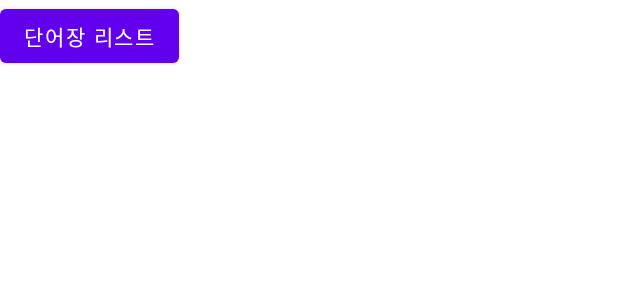
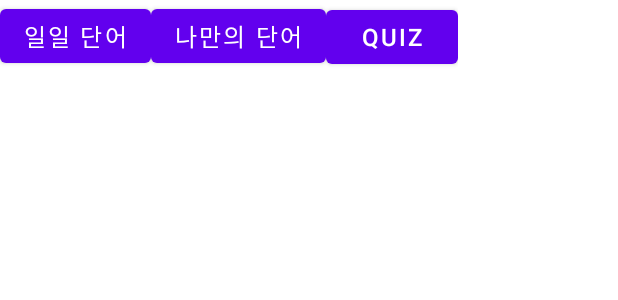
Before and after one commit to DahyeLee2232/WordDB, an Android app: the layout activity_wwmain.xml on its own in the app's theme, with its tools: preview values and no code run, on a phone screen of 412 x 824 dp. Shown: the top 300 px of the screen. Run offline under Robolectric (Android 15) with nearby library versions, the phone set to English and light mode, and no system bars.

Commit message:
Update activity_wwmain.xml

```diff
--- a/app/src/main/res/layout/activity_wwmain.xml
+++ b/app/src/main/res/layout/activity_wwmain.xml
@@ -1,12 +1,40 @@
 <?xml version="1.0" encoding="utf-8"?>
 <LinearLayout xmlns:android="http://schemas.android.com/apk/res/android"
-    android:layout_height="match_parent"
-    android:layout_width="match_parent" >
-
-    <Button
         android:id="@+id/list_btn"
         android:layout_width="wrap_content"
         android:layout_height="wrap_content"
-        android:text="단어장 리스트"/>
+        android:orientation="horizontal"
+        android:weightSum="17">
+
+        <Button
+            android:id="@+id/today_wordlist_tab"
+            android:layout_weight="9"
+            android:layout_width="0dp"
+            android:layout_height="wrap_content"
+            android:text="일일 단어"
+            android:textSize="16dp"/>
+
+       <Button
+           android:id="@+id/my_wordlist_tab"
+           android:layout_weight="4"
+           android:layout_width="0dp"
+           android:layout_height="wrap_content"
+           android:text="나만의 단어"
+           android:textSize="16dp"/>
+
+        <Button
+            android:id="@+id/quiz_tab"
+            android:layout_weight="4"
+            android:layout_width="0dp"
+            android:layout_height="wrap_content"
+            android:text="QUIZ"
+            android:textSize="16dp"/>
+
+    <LinearLayout
+        android:id="@+id/main_container"
+        android:layout_width="match_parent"
+        android:layout_height="match_parent"
+        android:orientation="vertical">
+    </LinearLayout>
 
 </LinearLayout>
```
